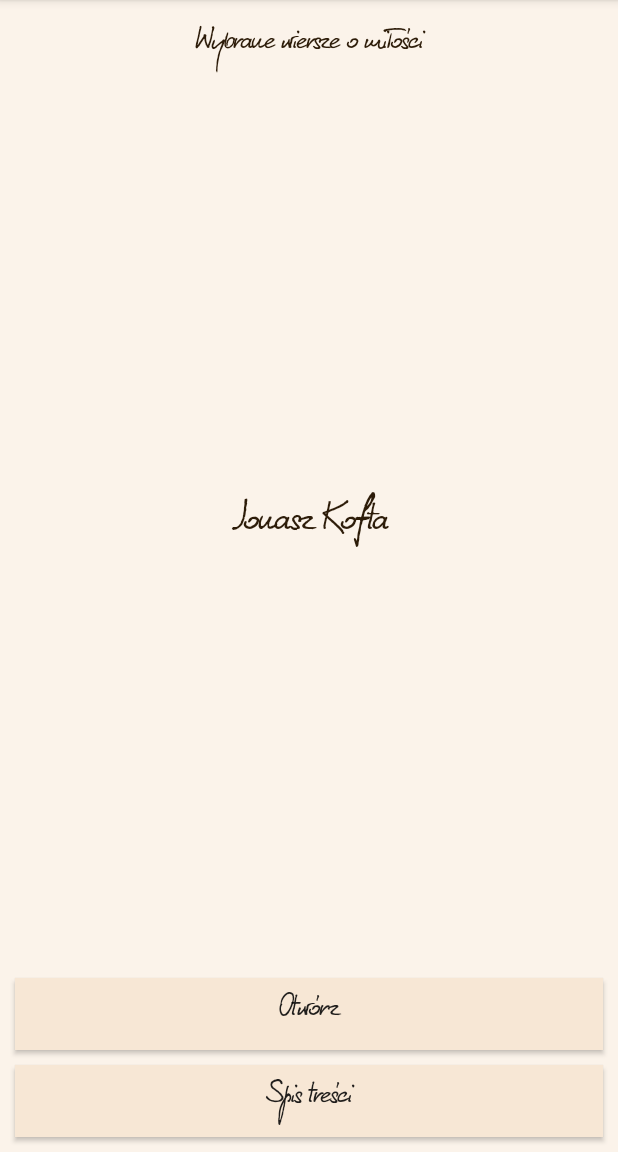
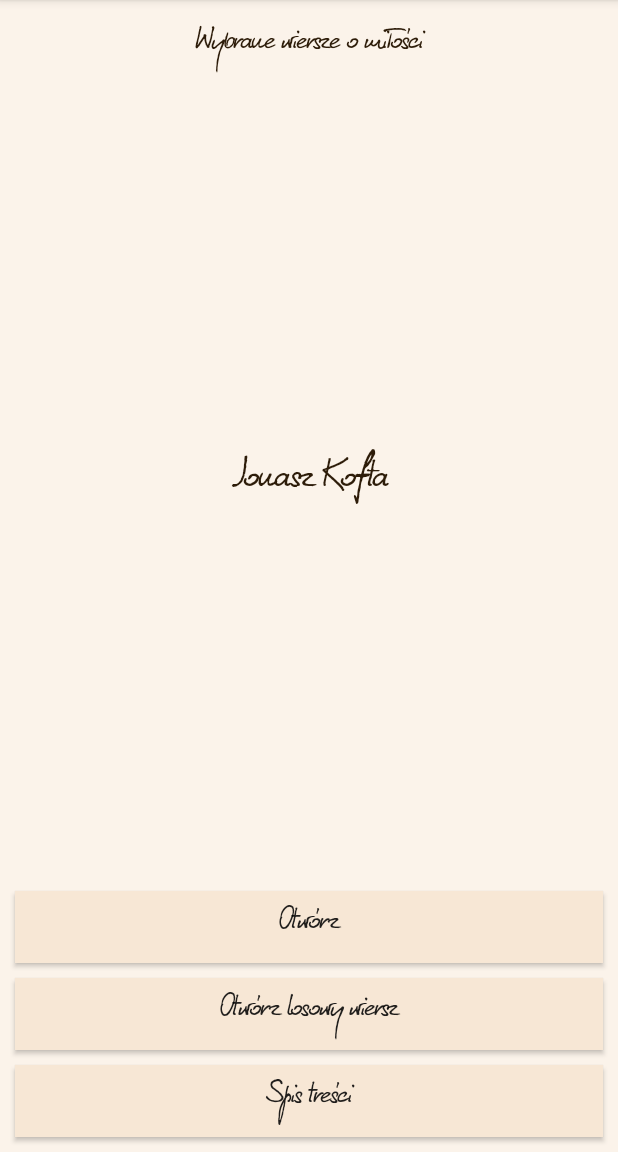
Before and after one commit to DeTheTurquoise/ProductFactory, an Android app: the screen it shows after launch (MainActivity), on a phone screen of 412 x 824 dp, the part 84-1236 px from its top. Run offline under Robolectric (Android 15) with nearby library versions, the phone set to English and light mode, and no system bars.

Commit message:
refresh scroll read random

```diff
--- a/app/src/main/java/dmm/productfactory/activities/StoryActivity.java
+++ b/app/src/main/java/dmm/productfactory/activities/StoryActivity.java
@@ -5,6 +5,7 @@ import android.os.Bundle;
 import android.support.v7.app.AppCompatActivity;
 import android.view.View;
 import android.widget.Button;
+import android.widget.ScrollView;
 import android.widget.TextView;
 
 import dmm.productfactory.R;
@@ -21,6 +22,7 @@ public class StoryActivity extends AppCompatActivity{
     private TextView generalTextView;
     private Button leftButton;
     private Button rightButton;
+    private ScrollView scrollView;
 
     @Override
     protected void onCreate(Bundle savedInstanceState) {
@@ -41,9 +43,11 @@ public class StoryActivity extends AppCompatActivity{
         generalTextView = (TextView) findViewById(R.id.poem_general_text);
         leftButton = (Button) findViewById(R.id.left_button);
         rightButton = (Button) findViewById(R.id.right_button);
+        scrollView = (ScrollView) findViewById(R.id.story_scroll);
     }
 
     private void refreshScreen(){
+        scrollView.scrollTo(0,0);
         titleText.setText(JsonParser.getPoemTitle(JsonData.POEM_DATA,storyNumber));
         generalTextView.setText(JsonParser.getPoemText(JsonData.POEM_DATA,storyNumber));
         setButtonsVisibility();
--- a/app/src/main/res/layout/activity_main.xml
+++ b/app/src/main/res/layout/activity_main.xml
@@ -45,6 +45,21 @@
         android:onClick="startReading"
         android:text="@string/button_read"
 
+        app:layout_constraintBottom_toTopOf="@id/button_start_random"
+        app:layout_constraintLeft_toLeftOf="parent"
+        app:layout_constraintRight_toRightOf="parent"
+
+        android:background="@color/colorPrimary"
+        style="@style/ButtonStyle"/>
+
+    <Button
+        android:id="@+id/button_start_random"
+        android:layout_width="match_parent"
+        android:layout_height="wrap_content"
+
+        android:onClick="startFromRandomPage"
+        android:text="@string/button_read_random"
+
         app:layout_constraintBottom_toTopOf="@id/button_toc"
         app:layout_constraintLeft_toLeftOf="parent"
         app:layout_constraintRight_toRightOf="parent"
--- a/app/src/main/res/layout/story_layout.xml
+++ b/app/src/main/res/layout/story_layout.xml
@@ -20,6 +20,7 @@
         style="@style/TitleText"/>
 
     <ScrollView
+        android:id="@+id/story_scroll"
         android:layout_width="match_parent"
 
         android:layout_height="0dp"
--- a/app/src/main/res/values/strings.xml
+++ b/app/src/main/res/values/strings.xml
@@ -14,4 +14,5 @@
 
     <!--main screen-->
     <string name="button_read">Otwórz</string>
+    <string name="button_read_random">Otwórz losowy wiersz</string>
 </resources>
```
Also changed, not shown: app/src/main/java/dmm/productfactory/activities/MainActivity.java (+10 -0 lines).
